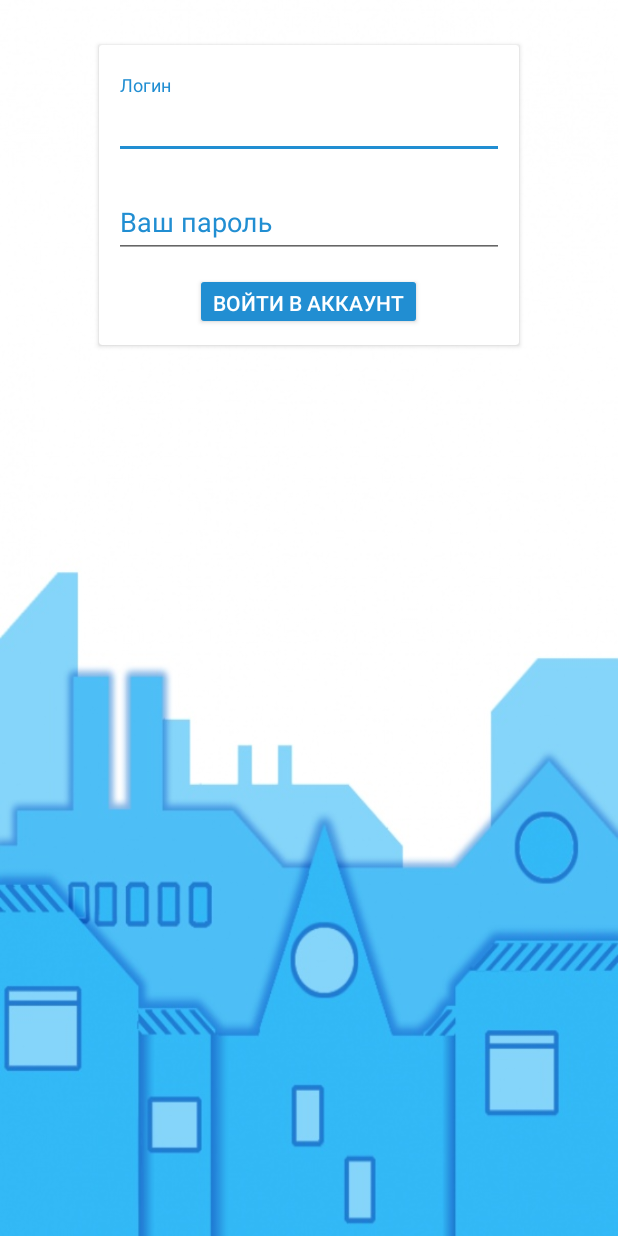
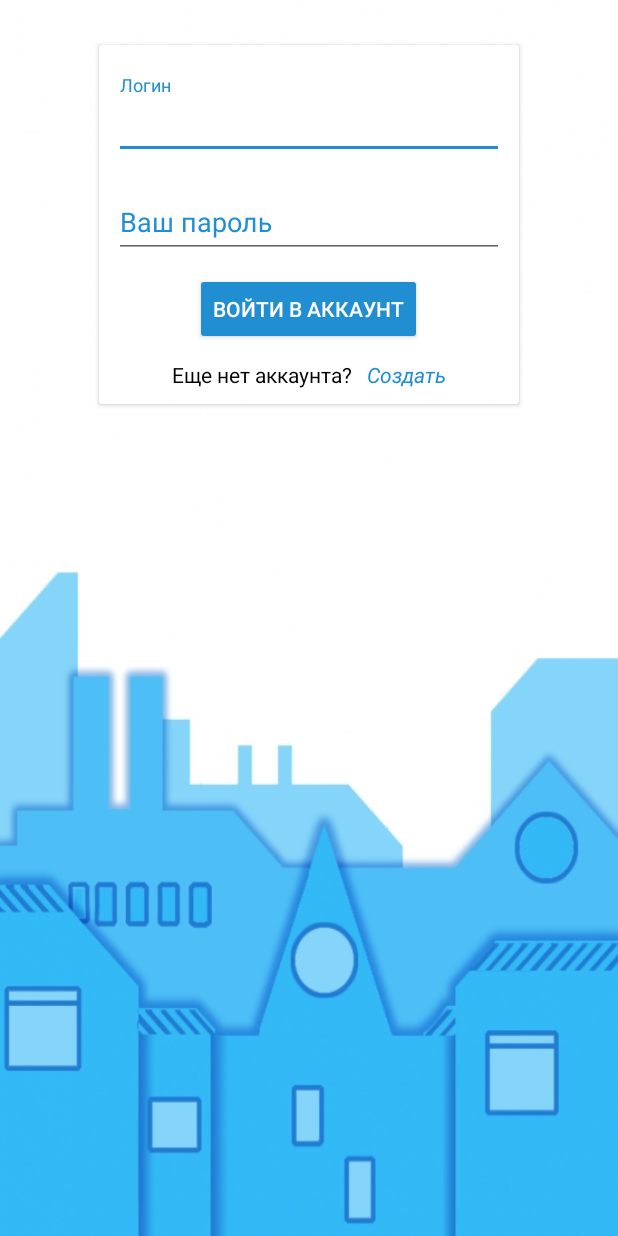
Before and after one commit to Doldrums/newapphelpme, an Android app: the SignInActivity screen opened directly, with no data from a screen before it, on a phone screen of 412 x 824 dp. Run offline under Robolectric (Android 15) with nearby library versions, the phone set to English and light mode, and no system bars.

Commit message:
maybe i finished work with some first layouts

```diff
--- a/app/src/main/java/com/example/rina/new_app_help_me/activities/Home_dashboard_activity.java
+++ b/app/src/main/java/com/example/rina/new_app_help_me/activities/Home_dashboard_activity.java
@@ -58,4 +58,12 @@ public class Home_dashboard_activity extends AppCompatActivity {
             }
         });
     }
+
+
+
+
+    @Override
+    public void onBackPressed() {
+
+    }
 }
--- a/app/src/main/java/com/example/rina/new_app_help_me/activities/MainActivity.java
+++ b/app/src/main/java/com/example/rina/new_app_help_me/activities/MainActivity.java
@@ -42,4 +42,12 @@ public class MainActivity extends AppCompatActivity {
             }
         });
     }
+
+
+
+
+    @Override
+    public void onBackPressed() {
+
+    }
 }
--- a/app/src/main/java/com/example/rina/new_app_help_me/activities/RegistrationActivity.java
+++ b/app/src/main/java/com/example/rina/new_app_help_me/activities/RegistrationActivity.java
@@ -131,4 +131,12 @@ public class RegistrationActivity extends AppCompatActivity implements View.OnCl
             userSignUp();
         }
     }
+
+
+
+
+    @Override
+    public void onBackPressed() {
+
+    }
 }
--- a/app/src/main/java/com/example/rina/new_app_help_me/activities/SettingsActivity.java
+++ b/app/src/main/java/com/example/rina/new_app_help_me/activities/SettingsActivity.java
@@ -130,4 +130,10 @@ public class SettingsActivity extends AppCompatActivity implements View.OnClickL
             updateUser();
         }
     }
+
+
+    @Override
+    public void onBackPressed() {
+
+    }
 }
--- a/app/src/main/java/com/example/rina/new_app_help_me/activities/SignInActivity.java
+++ b/app/src/main/java/com/example/rina/new_app_help_me/activities/SignInActivity.java
@@ -6,6 +6,7 @@ import android.os.Bundle;
 import android.view.View;
 import android.widget.Button;
 import android.widget.EditText;
+import android.widget.TextView;
 import android.widget.Toast;
 
 import com.example.rina.new_app_help_me.R;
@@ -24,6 +25,7 @@ public class SignInActivity extends AppCompatActivity implements View.OnClickLis
 
     private EditText editTextEmail, editTextPassword;
     private Button buttonSignIn;
+    private TextView sigh_up;
 
     @Override
     protected void onCreate(Bundle savedInstanceState) {
@@ -33,9 +35,19 @@ public class SignInActivity extends AppCompatActivity implements View.OnClickLis
         editTextEmail = (EditText) findViewById(R.id.editTextEmail);
         editTextPassword = (EditText) findViewById(R.id.editTextPassword);
 
+        sigh_up =(TextView)findViewById(R.id.SignUp);
+
         buttonSignIn = (Button) findViewById(R.id.buttonSignIn);
 
         buttonSignIn.setOnClickListener(this);
+
+
+        sigh_up.setOnClickListener(new View.OnClickListener() {
+            @Override
+            public void onClick(View v) {
+                startActivity(new Intent(SignInActivity.this, RegistrationActivity.class));
+            }
+        });
     }
 
     private void userSignIn() {
@@ -83,4 +95,10 @@ public class SignInActivity extends AppCompatActivity implements View.OnClickLis
             userSignIn();
         }
     }
+
+
+    @Override
+    public void onBackPressed() {
+
+    }
 }
--- a/app/src/main/java/com/example/rina/new_app_help_me/activities/Student.java
+++ b/app/src/main/java/com/example/rina/new_app_help_me/activities/Student.java
@@ -43,4 +43,11 @@ public class Student extends AppCompatActivity {
             }
         });
     }
+
+
+
+    @Override
+    public void onBackPressed() {
+
+    }
 }
--- a/app/src/main/java/com/example/rina/new_app_help_me/activities/Teacher.java
+++ b/app/src/main/java/com/example/rina/new_app_help_me/activities/Teacher.java
@@ -79,4 +79,10 @@ public class Teacher extends AppCompatActivity {
         }
     }
 
+
+    @Override
+    public void onBackPressed() {
+
+    }
+
 }
--- a/app/src/main/res/layout/activity_sign_in.xml
+++ b/app/src/main/res/layout/activity_sign_in.xml
@@ -8,7 +8,7 @@
 
     <android.support.v7.widget.CardView
         android:layout_width="280dp"
-        android:layout_height="200dp"
+        android:layout_height="wrap_content"
         android:layout_gravity="center"
         android:layout_marginTop="30dp">
 
@@ -58,6 +58,38 @@
             android:layout_gravity="center_horizontal"
             android:text="Войти в аккаунт" />
 
+
+            <LinearLayout
+                android:layout_width="wrap_content"
+                android:layout_height="wrap_content"
+                android:orientation="horizontal"
+                android:layout_gravity="center_horizontal">
+
+
+                <TextView
+                    android:layout_width="wrap_content"
+                    android:layout_height="wrap_content"
+                    android:text="Еще нет аккаунта?"
+                    android:textColor="@color/lightgray"
+                    android:textSize="14dp"
+                    android:layout_marginTop="10dp"/>
+
+
+
+                <TextView
+                    android:layout_width="match_parent"
+                    android:layout_height="match_parent"
+                    android:text="Создать"
+                    android:textColor="@color/colorAccent"
+                    android:textStyle="italic"
+                    android:gravity="bottom"
+                    android:clickable="true"
+                    android:layout_marginStart="10dp"
+                    android:id="@+id/SignUp"/>
+
+
+            </LinearLayout>
+
         </LinearLayout>
     </android.support.v7.widget.CardView>
 
```
